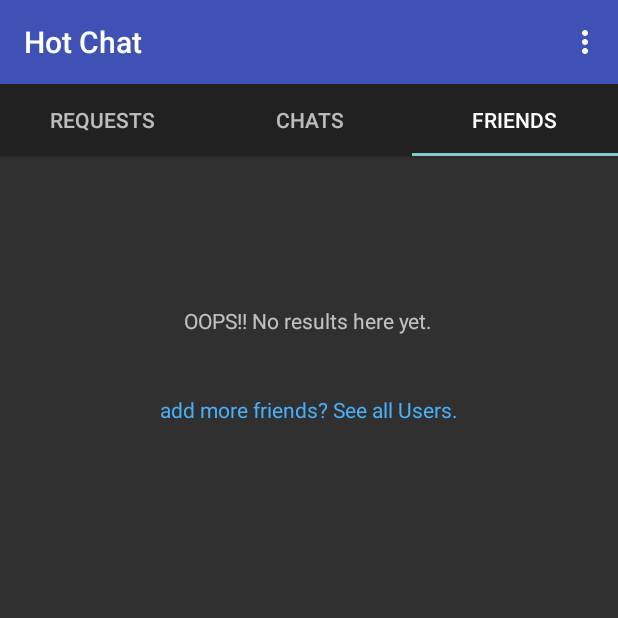
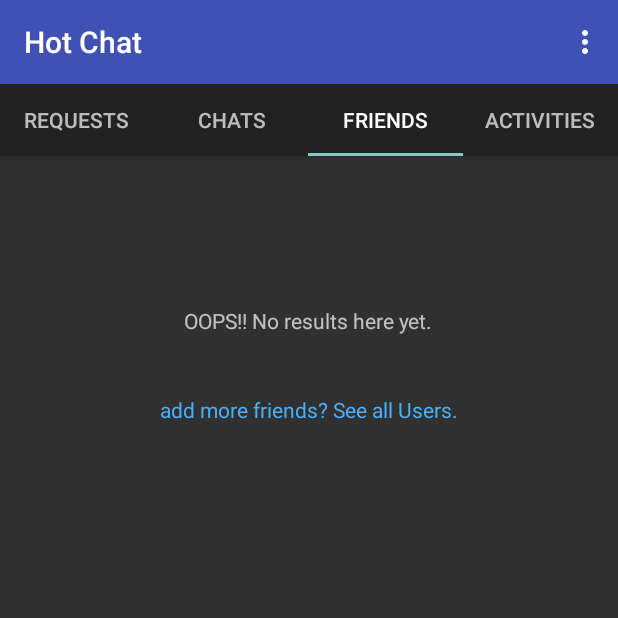
Before and after one commit to iamrahulyadav/hot, an Android app: the ChatMainActivity screen opened directly, with no data from a screen before it, tab 3 chosen, on a phone screen of 412 x 824 dp, the top half of it. Run offline under Robolectric (Android 15) with nearby library versions, the phone set to English and light mode, and no system bars; our stand-ins replace ButterKnife, CircleImageView, Firebase (no records; nobody signed in at launch, a user with empty details on screens opened directly), Picasso; network calls fail; pictures from the network do not load; Roboto replaces fonts that are not available here.

Commit message:
adding activities

```diff
--- a/app/build.gradle
+++ b/app/build.gradle
@@ -34,6 +34,7 @@ dependencies {
     implementation 'com.google.firebase:firebase-auth:16.0.2'
     implementation 'com.google.firebase:firebase-storage:16.0.1'
     implementation 'com.google.firebase:firebase-invites:16.0.1'
+    implementation 'com.android.support:support-v4:27.1.1'
     compileOnly "org.projectlombok:lombok:1.18.0"
     annotationProcessor "org.projectlombok:lombok:1.18.0"
     implementation 'com.android.support:appcompat-v7:27.1.1'
@@ -63,7 +64,6 @@ dependencies {
     implementation group: 'org.apache.commons', name: 'commons-lang3', version: '3.7'
     implementation 'com.github.panwrona:DownloadProgressBar:1.1'
 
-
     //Butterknife
     implementation 'com.jakewharton:butterknife:8.8.1'
     annotationProcessor 'com.jakewharton:butterknife-compiler:8.8.1'
--- a/app/src/main/java/com/hotactress/hot/activities/VideoMainActivity.java
+++ b/app/src/main/java/com/hotactress/hot/activities/VideoMainActivity.java
@@ -220,6 +220,7 @@ public class VideoMainActivity extends AppCompatActivity implements
 
     @Override
     public void onVideoPlayPressed(Video video, Format format) {
+        Gen.logFirebaseEvent(Constants.VIDEO_PLAYED_ACTIVITY, video.getUrl());
         startVideoPlay(format);
     }
 
--- a/app/src/main/java/com/hotactress/hot/adapters/SectionsPagerAdapter.java
+++ b/app/src/main/java/com/hotactress/hot/adapters/SectionsPagerAdapter.java
@@ -4,6 +4,7 @@ import android.support.v4.app.Fragment;
 import android.support.v4.app.FragmentManager;
 import android.support.v4.app.FragmentPagerAdapter;
 
+import com.hotactress.hot.fragments.ActivitiesFragment;
 import com.hotactress.hot.fragments.ChatsFragment;
 import com.hotactress.hot.fragments.FriendsFragment;
 import com.hotactress.hot.fragments.RequestsFragment;
@@ -14,8 +15,17 @@ import com.hotactress.hot.fragments.RequestsFragment;
 
 public class SectionsPagerAdapter extends FragmentPagerAdapter {
 
+    RequestsFragment requestsFragment ;
+    ChatsFragment chatsFragment ;
+    FriendsFragment friendsFragment ;
+    ActivitiesFragment activitiesFragment ;
+
     public SectionsPagerAdapter(FragmentManager fm) {
         super(fm);
+        requestsFragment = new RequestsFragment();
+        chatsFragment = new ChatsFragment();
+        friendsFragment = new FriendsFragment();
+        activitiesFragment = new ActivitiesFragment();
     }
 
     @Override
@@ -23,17 +33,15 @@ public class SectionsPagerAdapter extends FragmentPagerAdapter {
 
         switch(position) {
             case 0:
-                RequestsFragment requestsFragment = new RequestsFragment();
                 return requestsFragment;
 
             case 1:
-                ChatsFragment chatsFragment = new ChatsFragment();
                 return  chatsFragment;
 
             case 2:
-                FriendsFragment friendsFragment = new FriendsFragment();
                 return friendsFragment;
-
+            case 3:
+                return activitiesFragment;
             default:
                 return  null;
         }
@@ -41,7 +49,7 @@ public class SectionsPagerAdapter extends FragmentPagerAdapter {
 
     @Override
     public int getCount() {
-        return 3;
+        return 4;
     }
 
     public CharSequence getPageTitle(int position){
@@ -56,6 +64,9 @@ public class SectionsPagerAdapter extends FragmentPagerAdapter {
             case 2:
                 return "FRIENDS";
 
+            case 3:
+                return "ACTIVITIES";
+
             default:
                 return null;
         }
--- /dev/null
+++ b/app/src/main/java/com/hotactress/hot/fragments/ActivitiesFragment.java
@@ -0,0 +1,65 @@
+package com.hotactress.hot.fragments;
+
+import android.content.Context;
+import android.net.Uri;
+import android.os.Bundle;
+import android.support.annotation.Nullable;
+import android.support.v4.app.Fragment;
+import android.view.LayoutInflater;
+import android.view.View;
+import android.view.ViewGroup;
+import android.widget.ImageView;
+import android.widget.TextView;
+
+import com.hotactress.hot.R;
+import com.hotactress.hot.activities.ChatActivity;
+import com.hotactress.hot.activities.ChatMainActivity;
+import com.hotactress.hot.activities.GridActivity;
+import com.hotactress.hot.activities.PuzzleSolvingActivity;
+import com.hotactress.hot.activities.VideoMainActivity;
+import com.hotactress.hot.utils.Gen;
+
+import butterknife.BindView;
+import butterknife.ButterKnife;
+
+public class ActivitiesFragment extends Fragment implements View.OnClickListener {
+
+
+    @BindView(R.id.fragment_activities_video_image_id) public ImageView videoActivityImage;
+    @BindView(R.id.fragment_activities_pics_image_id)public ImageView picsActivityImage;
+    @BindView(R.id.fragment_activities_puzzle_image_id)public ImageView puzzleActivityImage;
+    @BindView(R.id.fragment_activities_chat_image_id)public ImageView chatActivityImage;
+
+    @BindView(R.id.fragment_activities_video_view_id)public TextView videoTextView;
+    @BindView(R.id.fragment_activities_pics_text_id)public TextView picsTextView;
+    @BindView(R.id.fragment_activities_puzzle_text_id)public TextView puzzleTextView;
+    @BindView(R.id.fragment_activities_chat_view_id)public TextView chatTextView;
+
+    @Nullable
+    @Override
+    public View onCreateView(LayoutInflater inflater, @Nullable ViewGroup container, @Nullable Bundle savedInstanceState) {
+        View root = inflater.inflate(R.layout.fragment_activities, container, false);
+        ButterKnife.bind(this, root);
+        videoTextView.setOnClickListener(this);
+        videoActivityImage.setOnClickListener(this);
+        picsActivityImage.setOnClickListener(this);
+        picsTextView.setOnClickListener(this);
+        chatActivityImage.setOnClickListener(this);
+        chatTextView.setOnClickListener(this);
+        puzzleActivityImage.setOnClickListener(this);
+        puzzleTextView.setOnClickListener(this);
+        return root;
+    }
+
+    @Override
+    public void onClick(View v) {
+        if (v.getId() == videoActivityImage.getId() || v.getId() == videoTextView.getId())
+            Gen.startActivity(getActivity(), false, VideoMainActivity.class);
+        else if (v.getId() == picsActivityImage.getId() || v.getId() == picsTextView.getId())
+            Gen.startActivity(getActivity(), false, GridActivity.class);
+        else if (v.getId() == chatActivityImage.getId() || v.getId() == chatTextView.getId())
+            Gen.startActivity(getActivity(), true, ChatMainActivity.class);
+        else if (v.getId() == puzzleActivityImage.getId() || v.getId() == puzzleTextView.getId())
+            Gen.startActivity(getActivity(), false, PuzzleSolvingActivity.class);
+    }
+}
--- a/app/src/main/java/com/hotactress/hot/fragments/VideoMoreOptionFragment.java
+++ b/app/src/main/java/com/hotactress/hot/fragments/VideoMoreOptionFragment.java
@@ -21,6 +21,7 @@ import com.arasthel.asyncjob.AsyncJob;
 import com.hotactress.hot.R;
 import com.hotactress.hot.models.Format;
 import com.hotactress.hot.models.Video;
+import com.hotactress.hot.utils.Constants;
 import com.hotactress.hot.utils.Gen;
 import com.squareup.picasso.Picasso;
 
@@ -105,6 +106,8 @@ public class VideoMoreOptionFragment extends Fragment implements View.OnClickLis
     @Override
     public void onClick(View v) {
         if (v.getId() == downloadButton.getId()) {
+            Gen.logFirebaseEvent(Constants.VIDEO_PLAYED_ACTIVITY, video.getUrl());
+
             if (progressBar.getVisibility() == View.GONE)
                 progressBar.setVisibility(View.VISIBLE);
             AsyncJob.doInBackground(new AsyncJob.OnBackgroundJob() {
--- a/app/src/main/java/com/hotactress/hot/utils/Constants.java
+++ b/app/src/main/java/com/hotactress/hot/utils/Constants.java
@@ -22,6 +22,7 @@ public class Constants {
     public static final String PUZZLE_SOLVING_ACTIVITY = "PUZZLE_SOLVING_ACTIVITY";
     public static final String SHARE_ACTIVITY = "SHARE_ACTIVITY";
     public static final String VIDEO_SELECTED_ACTIVITY = "VIDEO_SELECTED_ACTIVITY";
-    public static final String VIDEO_PLAYED_ACTIVITY = "VIDEO_SELECTED_ACTIVITY";
+    public static final String VIDEO_PLAYED_ACTIVITY = "VIDEO_PLAYED_ACTIVITY";
+    public static final String VIDEO_DOWNLOADED_ACTIVITY = "VIDEO_PLAYED_ACTIVITY";
 
 }
--- a/app/src/main/res/values/strings.xml
+++ b/app/src/main/res/values/strings.xml
@@ -16,4 +16,7 @@
     <string name="search_option">Search</string>
     <string name="favourite_option">Favourite</string>
     <string name="watch_hot_videos">Watch hot videos</string>
+
+    <!-- TODO: Remove or change this placeholder text -->
+    <string name="hello_blank_fragment">Hello blank fragment</string>
 </resources>
```
Also changed, not shown: app/src/main/res/layout/fragment_activities.xml (added, +113 -0 lines).
